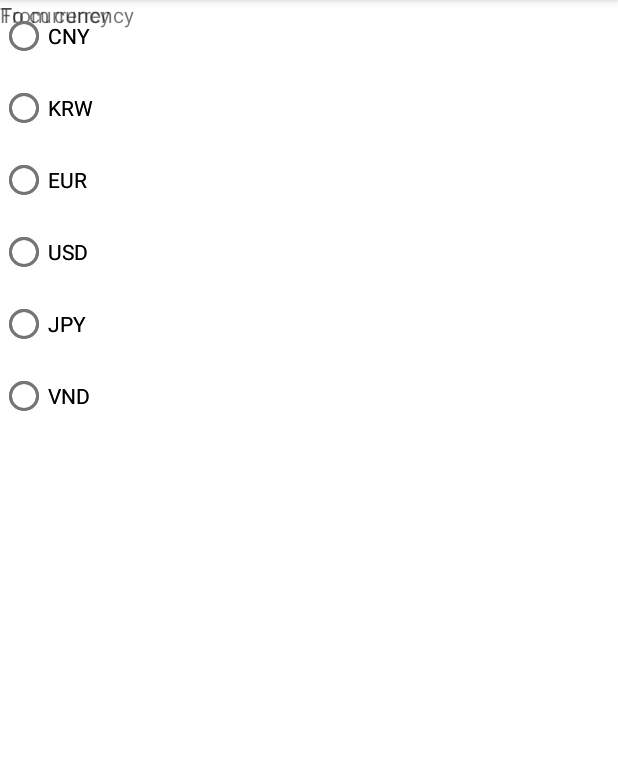
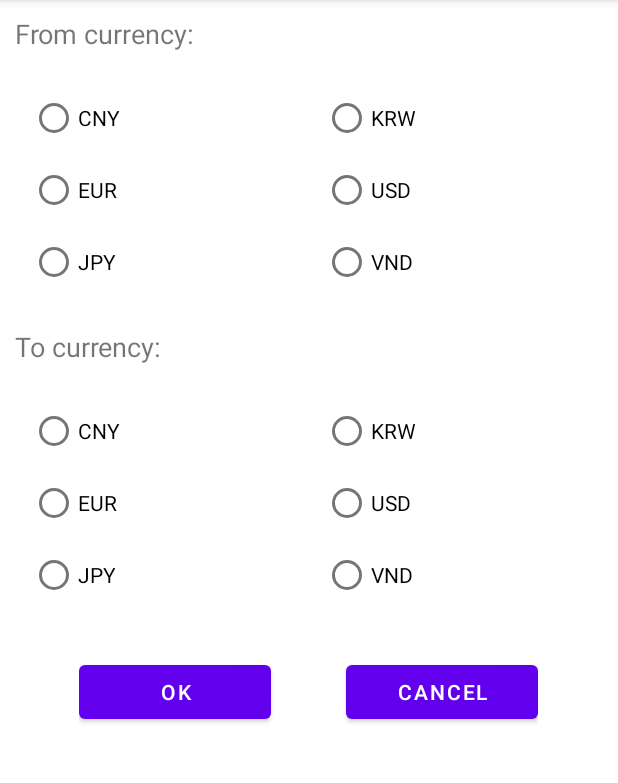
Before and after one commit to nguyenthaian1221/Currency-Converter, an Android app: the MainActivity2 screen opened directly, with no data from a screen before it, on a phone screen of 412 x 824 dp, the part 84-867 px from its top. Run offline under Robolectric (Android 15) with nearby library versions, the phone set to English and light mode, and no system bars.

Commit message:
two columns radio button

```diff
--- a/app/src/main/java/com/example/weightconverter/MainActivity2.java
+++ b/app/src/main/java/com/example/weightconverter/MainActivity2.java
@@ -2,13 +2,121 @@ package com.example.weightconverter;
 
 import androidx.appcompat.app.AppCompatActivity;
 
+import android.content.Intent;
 import android.os.Bundle;
+import android.util.Log;
+import android.view.View;
+import android.widget.Button;
+import android.widget.RadioGroup;
 
 public class MainActivity2 extends AppCompatActivity {
+
+    Button btn_cancel;
+    Button btn_convert;
+    RadioGroup rg1;
+    RadioGroup rg2;
+    RadioGroup rg3;
+    RadioGroup rg4;
+
+
+    private RadioGroup.OnCheckedChangeListener listener1 = new RadioGroup.OnCheckedChangeListener() {
+
+        @Override
+        public void onCheckedChanged(RadioGroup group, int checkedId) {
+            if (checkedId != -1) {
+                rg2.setOnCheckedChangeListener(null); // remove the listener before clearing so we don't throw that stackoverflow exception(like Vladimir Volodin pointed out)
+                rg2.clearCheck(); // clear the second RadioGroup!
+                rg2.setOnCheckedChangeListener(listener2); //reset the listener
+
+            }
+        }
+    };
+
+    private RadioGroup.OnCheckedChangeListener listener2 = new RadioGroup.OnCheckedChangeListener() {
+
+        @Override
+        public void onCheckedChanged(RadioGroup group, int checkedId) {
+            if (checkedId != -1) {
+                rg1.setOnCheckedChangeListener(null);
+                rg1.clearCheck();
+                rg1.setOnCheckedChangeListener(listener1);
+
+            }
+        }
+    };
+
+    private RadioGroup.OnCheckedChangeListener listener3 = new RadioGroup.OnCheckedChangeListener() {
+
+        @Override
+        public void onCheckedChanged(RadioGroup group, int checkedId) {
+            if (checkedId != -1) {
+                rg4.setOnCheckedChangeListener(null); // remove the listener before clearing so we don't throw that stackoverflow exception(like Vladimir Volodin pointed out)
+                rg4.clearCheck(); // clear the second RadioGroup!
+                rg4.setOnCheckedChangeListener(listener4); //reset the listener
+
+            }
+        }
+    };
+
+    private RadioGroup.OnCheckedChangeListener listener4 = new RadioGroup.OnCheckedChangeListener() {
+
+        @Override
+        public void onCheckedChanged(RadioGroup group, int checkedId) {
+            if (checkedId != -1) {
+                rg3.setOnCheckedChangeListener(null);
+                rg3.clearCheck();
+                rg3.setOnCheckedChangeListener(listener3);
+
+            }
+        }
+    };
+
+
 
     @Override
     protected void onCreate(Bundle savedInstanceState) {
         super.onCreate(savedInstanceState);
         setContentView(R.layout.activity_main2);
+
+        btn_cancel = (Button) findViewById(R.id.btn_Cancel);
+        btn_convert = (Button) findViewById(R.id.btn_convert);
+
+        rg1 = (RadioGroup) findViewById(R.id.radio_group1);
+        rg2 = (RadioGroup) findViewById(R.id.radio_group_2);
+        rg3 = (RadioGroup) findViewById(R.id.radio_group3);
+        rg4 = (RadioGroup) findViewById(R.id.radio_group_4);
+
+        rg1.clearCheck();//this is so we can start fresh, with no selection on both RadioGroups
+        rg2.clearCheck();
+
+        rg3.clearCheck();
+        rg4.clearCheck();
+
+        rg1.setOnCheckedChangeListener(listener1);
+        rg2.setOnCheckedChangeListener(listener2);
+
+        rg3.setOnCheckedChangeListener(listener3);
+        rg4.setOnCheckedChangeListener(listener4);
+
+
+
+
+        btn_cancel.setOnClickListener(new View.OnClickListener() {
+            @Override
+            public void onClick(View view) {
+                switch2to1(view);
+            }
+        });
+
+
     }
+
+    public void switch2to1(View view) {
+        Intent switchActivityIntent = new Intent(this, MainActivity.class);
+        startActivity(switchActivityIntent);
+
+    }
+
+
+
 }
--- a/app/src/main/res/layout/activity_main2.xml
+++ b/app/src/main/res/layout/activity_main2.xml
@@ -1,121 +1,182 @@
 <?xml version="1.0" encoding="utf-8"?>
-<RelativeLayout xmlns:android="http://schemas.android.com/apk/res/android"
+<LinearLayout xmlns:android="http://schemas.android.com/apk/res/android"
     xmlns:app="http://schemas.android.com/apk/res-auto"
     xmlns:tools="http://schemas.android.com/tools"
     android:layout_width="match_parent"
     android:layout_height="match_parent"
+    android:layout_margin="10dp"
+    android:orientation="vertical"
     tools:context=".MainActivity2">
 
     <TextView
         android:id="@+id/tv_from_currency"
         android:layout_width="wrap_content"
         android:layout_height="wrap_content"
-        android:text="From currency"
-        />
+        android:text="From currency:"
+        android:textSize="18dp" />
 
+    <LinearLayout
+        android:layout_width="wrap_content"
+        android:layout_height="wrap_content"
+        android:layout_marginLeft="10dp"
+        android:layout_marginTop="20dp"
+        android:orientation="horizontal">
 
         <RadioGroup
+            android:id="@+id/radio_group1"
             android:layout_width="wrap_content"
-        android:layout_height="wrap_content">
+            android:layout_height="wrap_content"
+            android:layout_marginRight="135dp">
+
 
             <RadioButton
                 android:id="@+id/radio_CNY"
                 android:layout_width="wrap_content"
                 android:layout_height="wrap_content"
-            android:text="CNY"/>
+                android:text="CNY" />
+
+            <RadioButton
+                android:id="@+id/radio_EUR"
+                android:layout_width="wrap_content"
+                android:layout_height="wrap_content"
+                android:text="EUR" />
+
+            <RadioButton
+                android:id="@+id/radio_JPY"
+                android:layout_width="wrap_content"
+                android:layout_height="wrap_content"
+                android:text="JPY" />
+
+        </RadioGroup>
+
+        <RadioGroup
+            android:id="@+id/radio_group_2"
+            android:layout_width="wrap_content"
+            android:layout_height="wrap_content">
 
 
             <RadioButton
                 android:id="@+id/radio_KRW"
                 android:layout_width="wrap_content"
                 android:layout_height="wrap_content"
-            android:text="KRW"/>
-
-        <RadioButton
-            android:id="@+id/radio_EUR"
-            android:layout_width="wrap_content"
-            android:layout_height="wrap_content"
-            android:text="EUR"/>
+                android:text="KRW" />
 
 
             <RadioButton
                 android:id="@+id/radio_USD"
                 android:layout_width="wrap_content"
                 android:layout_height="wrap_content"
-            android:text="USD"/>
+                android:text="USD" />
 
-        <RadioButton
-            android:id="@+id/radio_JPY"
-            android:layout_width="wrap_content"
-            android:layout_height="wrap_content"
-            android:text="JPY"/>
 
             <RadioButton
                 android:id="@+id/radio_VND"
                 android:layout_width="wrap_content"
                 android:layout_height="wrap_content"
-            android:text="VND"/>
-
+                android:text="VND" />
 
         </RadioGroup>
 
+    </LinearLayout>
 
 
     <TextView
         android:id="@+id/tv_to_currency"
         android:layout_width="wrap_content"
         android:layout_height="wrap_content"
-        android:text="To currency"
-        />
+        android:layout_marginTop="20dp"
+        android:text="To currency:"
+        android:textSize="18dp" />
 
 
+    <LinearLayout
+        android:layout_width="wrap_content"
+        android:layout_height="wrap_content"
+        android:layout_marginLeft="10dp"
+        android:layout_marginTop="20dp"
+        android:orientation="horizontal">
+
         <RadioGroup
+            android:id="@+id/radio_group3"
             android:layout_width="wrap_content"
-        android:layout_height="wrap_content">
+            android:layout_height="wrap_content"
+            android:layout_marginRight="135dp">
+
 
             <RadioButton
                 android:id="@+id/radio_to_CNY"
                 android:layout_width="wrap_content"
                 android:layout_height="wrap_content"
-            android:text="CNY"/>
+                android:text="CNY" />
+
+            <RadioButton
+                android:id="@+id/radio_to_EUR"
+                android:layout_width="wrap_content"
+                android:layout_height="wrap_content"
+                android:text="EUR" />
+
+            <RadioButton
+                android:id="@+id/radio_to_JPY"
+                android:layout_width="wrap_content"
+                android:layout_height="wrap_content"
+                android:text="JPY" />
+
+        </RadioGroup>
+
+        <RadioGroup
+            android:id="@+id/radio_group_4"
+            android:layout_width="wrap_content"
+            android:layout_height="wrap_content">
 
 
             <RadioButton
                 android:id="@+id/radio_to_KRW"
                 android:layout_width="wrap_content"
                 android:layout_height="wrap_content"
-            android:text="KRW"/>
-
-        <RadioButton
-            android:id="@+id/radio_to_EUR"
-            android:layout_width="wrap_content"
-            android:layout_height="wrap_content"
-            android:text="EUR"/>
+                android:text="KRW" />
 
 
             <RadioButton
                 android:id="@+id/radio_to_USD"
                 android:layout_width="wrap_content"
                 android:layout_height="wrap_content"
-            android:text="USD"/>
+                android:text="USD" />
 
-        <RadioButton
-            android:id="@+id/radio_to_JPY"
-            android:layout_width="wrap_content"
-            android:layout_height="wrap_content"
-            android:text="JPY"/>
 
             <RadioButton
                 android:id="@+id/radio_to_VND"
                 android:layout_width="wrap_content"
                 android:layout_height="wrap_content"
-            android:text="VND"/>
-
+                android:text="VND" />
 
         </RadioGroup>
 
+    </LinearLayout>
 
 
+    <LinearLayout
+        android:layout_width="wrap_content"
+        android:layout_height="wrap_content"
+        android:layout_gravity="center"
+        android:layout_marginTop="30dp"
+        android:orientation="horizontal">
+
+        <Button
+            android:id="@+id/btn_Ok"
+            android:layout_width="wrap_content"
+            android:layout_height="wrap_content"
+            android:ems="8"
+            android:text="OK" />
+
+        <Button
+            android:id="@+id/btn_Cancel"
+            android:layout_width="wrap_content"
+            android:layout_height="wrap_content"
+            android:layout_marginLeft="50dp"
+            android:ems="8"
+            android:text="Cancel" />
+
+    </LinearLayout>
 
 
-</RelativeLayout>
+</LinearLayout>
```
Also changed, not shown: app/src/main/java/com/example/weightconverter/MainActivity.java (+55 -0 lines), app/src/main/res/layout/activity_main.xml (+37 -8 lines). Lines whose indentation alone changed are shown as unchanged.
